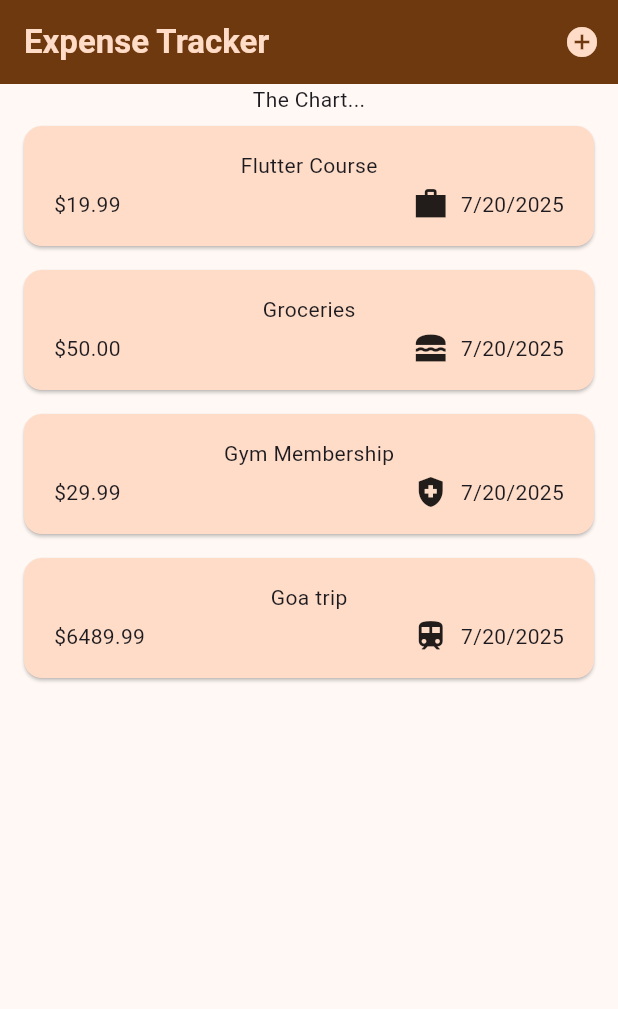
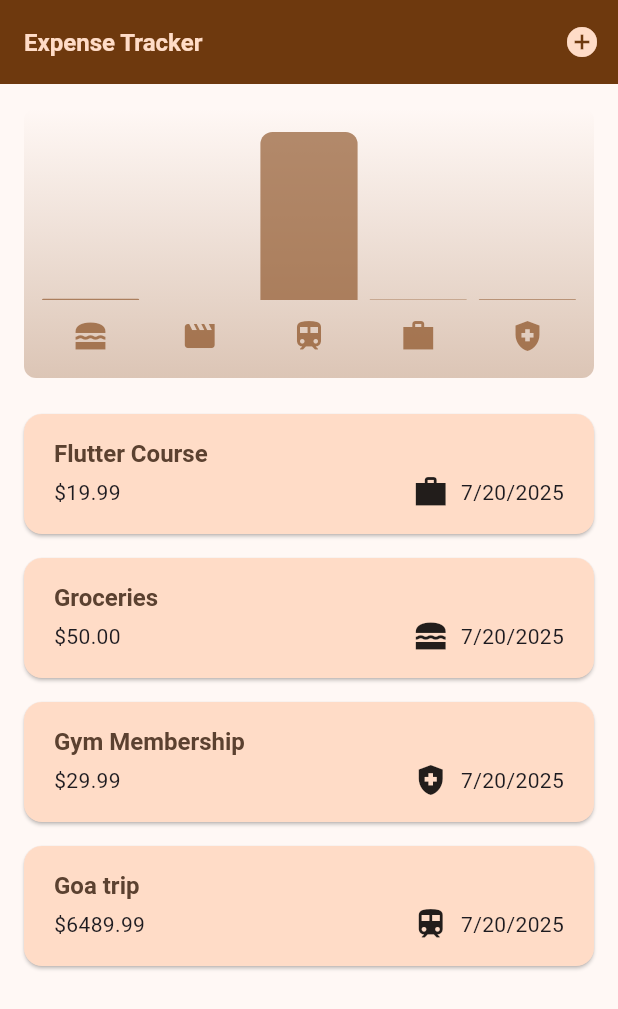
Before and after one commit to lalit-kr2/expense-tracker, a Flutter app: the screen it shows after launch, on a phone screen of 412 x 824 dp. Shown: the top 1009 px of the screen. Run offline on Flutter 3.47's test engine with Material 3 defaults, Android fonts, the phone set to English and light mode, and no system bars.

Commit message:
add chart and dark mode theme

```diff
--- a/lib/main.dart
+++ b/lib/main.dart
@@ -5,8 +5,23 @@ var kColorScheme = ColorScheme.fromSeed(
   seedColor: const Color.fromARGB(255, 83, 55, 36),
 );
 
+var kDarkColorScheme = ColorScheme.fromSeed(
+    seedColor: Color.fromARGB(255, 238, 130, 6), brightness: Brightness.dark);
+
 void main() {
   runApp(MaterialApp(
+    darkTheme: ThemeData.dark().copyWith(
+        colorScheme: kDarkColorScheme,
+        cardTheme: CardThemeData().copyWith(
+          color: kDarkColorScheme.secondaryContainer,
+          margin: const EdgeInsets.symmetric(horizontal: 16, vertical: 8),
+        ),
+        elevatedButtonTheme: ElevatedButtonThemeData(
+          style: ElevatedButton.styleFrom(
+            backgroundColor: kDarkColorScheme.primaryContainer,
+            foregroundColor: kDarkColorScheme.onPrimaryContainer,
+          ),
+        )),
     theme: ThemeData(
       colorScheme: kColorScheme,
       appBarTheme: const AppBarTheme().copyWith(
@@ -24,13 +39,14 @@ void main() {
         ),
       ),
       textTheme: ThemeData().textTheme.copyWith(
-        titleLarge: TextStyle(
-          fontWeight: FontWeight.bold,
-          color: kColorScheme.onSecondaryContainer,
-        ),
-      ),
+            titleLarge: TextStyle(
+                fontWeight: FontWeight.bold,
+                color: kColorScheme.onSecondaryContainer,
+                fontSize: 16),
+          ),
       useMaterial3: true,
     ),
+    themeMode: ThemeMode.system,
     home: Expenses(),
   ));
 }
--- a/lib/models/expense.dart
+++ b/lib/models/expense.dart
@@ -33,3 +33,25 @@ class Expense {
     return formatter.format(date);
   }
 }
+
+class ExpenseBucket {
+  const ExpenseBucket(this.category, this.expenses);
+
+  ExpenseBucket.forCategory(List<Expense> allExpenses, this.category)
+      : expenses = allExpenses
+            .where((expense) => expense.category == category)
+            .toList();
+
+  final Category category;
+  final List<Expense> expenses;
+
+  double get totalExpenses {
+    double sum = 0;
+
+    for (final expense in expenses) {
+      sum += expense.amount;
+    }
+
+    return sum;
+  }
+}
--- /dev/null
+++ b/lib/widgets/chart/chart.dart
@@ -0,0 +1,96 @@
+import 'package:flutter/material.dart';
+
+import 'package:expense_tracker/widgets/chart/chart_bar.dart';
+import 'package:expense_tracker/models/expense.dart';
+
+class Chart extends StatelessWidget {
+  const Chart({super.key, required this.expenses});
+
+  final List<Expense> expenses;
+
+  List<ExpenseBucket> get buckets {
+    return [
+      ExpenseBucket.forCategory(expenses, Category.food),
+      ExpenseBucket.forCategory(expenses, Category.leisure),
+      ExpenseBucket.forCategory(expenses, Category.travel),
+      ExpenseBucket.forCategory(expenses, Category.work),
+      ExpenseBucket.forCategory(expenses, Category.health),
+    ];
+  }
+
+  double get maxTotalExpense {
+    double maxTotalExpense = 0;
+
+    for (final bucket in buckets) {
+      if (bucket.totalExpenses > maxTotalExpense) {
+        maxTotalExpense = bucket.totalExpenses;
+      }
+    }
+
+    return maxTotalExpense;
+  }
+
+  @override
+  Widget build(BuildContext context) {
+    final isDarkMode =
+        MediaQuery.of(context).platformBrightness == Brightness.dark;
+    return Container(
+      margin: const EdgeInsets.all(16),
+      padding: const EdgeInsets.symmetric(
+        vertical: 16,
+        horizontal: 8,
+      ),
+      width: double.infinity,
+      height: 180,
+      decoration: BoxDecoration(
+        borderRadius: BorderRadius.circular(8),
+        gradient: LinearGradient(
+          colors: [
+            Theme.of(context).colorScheme.primary.withValues(alpha: .3),
+            Theme.of(context).colorScheme.primary.withValues(alpha: .0)
+          ],
+          begin: Alignment.bottomCenter,
+          end: Alignment.topCenter,
+        ),
+      ),
+      child: Column(
+        children: [
+          Expanded(
+            child: Row(
+              crossAxisAlignment: CrossAxisAlignment.end,
+              children: [
+                for (final bucket in buckets) // alternative to map()
+                  ChartBar(
+                    fill: bucket.totalExpenses == 0
+                        ? 0
+                        : bucket.totalExpenses / maxTotalExpense,
+                  )
+              ],
+            ),
+          ),
+          const SizedBox(height: 12),
+          Row(
+            children: buckets
+                .map(
+                  (bucket) => Expanded(
+                    child: Padding(
+                      padding: const EdgeInsets.symmetric(horizontal: 4),
+                      child: Icon(
+                        categoryIcons[bucket.category],
+                        color: isDarkMode
+                            ? Theme.of(context).colorScheme.secondary
+                            : Theme.of(context)
+                                .colorScheme
+                                .primary
+                                .withOpacity(0.7),
+                      ),
+                    ),
+                  ),
+                )
+                .toList(),
+          )
+        ],
+      ),
+    );
+  }
+}
--- /dev/null
+++ b/lib/widgets/chart/chart_bar.dart
@@ -0,0 +1,34 @@
+import 'package:flutter/material.dart';
+
+class ChartBar extends StatelessWidget {
+  const ChartBar({
+    super.key,
+    required this.fill,
+  });
+
+  final double fill;
+
+  @override
+  Widget build(BuildContext context) {
+    final isDarkMode =
+        MediaQuery.of(context).platformBrightness == Brightness.dark;
+    return Expanded(
+      child: Padding(
+        padding: const EdgeInsets.symmetric(horizontal: 4),
+        child: FractionallySizedBox(
+          heightFactor: fill,
+          child: DecoratedBox(
+            decoration: BoxDecoration(
+              shape: BoxShape.rectangle,
+              borderRadius:
+                  const BorderRadius.vertical(top: Radius.circular(8)),
+              color: isDarkMode
+                  ? Theme.of(context).colorScheme.secondary
+                  : Theme.of(context).colorScheme.primary.withOpacity(0.65),
+            ),
+          ),
+        ),
+      ),
+    );
+  }
+}
--- a/lib/widgets/expenses.dart
+++ b/lib/widgets/expenses.dart
@@ -1,3 +1,4 @@
+import 'package:expense_tracker/widgets/chart/chart.dart';
 import 'package:expense_tracker/widgets/expenses_list/expenses_list.dart';
 import 'package:expense_tracker/models/expense.dart';
 import 'package:expense_tracker/widgets/new_expense.dart';
@@ -63,14 +64,15 @@ class _ExpensesState extends State<Expenses> {
     ScaffoldMessenger.of(context).clearSnackBars(); // Clear previous snack bars
     // Show a snackbar with an undo option
     ScaffoldMessenger.of(context).showSnackBar(SnackBar(
-      content: Text("Expense deleted!"),
-      duration: Duration(seconds: 5),
-      action: SnackBarAction(label: "Undo", onPressed: () {
-        setState(() {
-          _registeredExpenses.insert(expenseIndex, expense);
-        });
-      })
-    ));
+        content: Text("Expense deleted!"),
+        duration: Duration(seconds: 5),
+        action: SnackBarAction(
+            label: "Undo",
+            onPressed: () {
+              setState(() {
+                _registeredExpenses.insert(expenseIndex, expense);
+              });
+            })));
   }
 
   @override
@@ -95,7 +97,7 @@ class _ExpensesState extends State<Expenses> {
       ),
       body: Column(
         children: [
-          Text("The Chart..."),
+          Chart(expenses: _registeredExpenses),
           Expanded(child: mainContent),
         ],
       ),
--- a/lib/widgets/expenses_list/expenses_items.dart
+++ b/lib/widgets/expenses_list/expenses_items.dart
@@ -12,8 +12,12 @@ class ExpenseItem extends StatelessWidget {
       child: Padding(
         padding: const EdgeInsets.symmetric(horizontal: 20, vertical: 16),
         child: Column(
+          crossAxisAlignment: CrossAxisAlignment.start,
           children: [
-            Text(expense.title),
+            Text(
+              expense.title,
+              style: Theme.of(context).textTheme.titleLarge,
+            ),
             SizedBox(height: 4),
             Row(
               children: [
--- a/lib/widgets/expenses_list/expenses_list.dart
+++ b/lib/widgets/expenses_list/expenses_list.dart
@@ -13,6 +13,10 @@ class ExpensesList extends StatelessWidget {
     return ListView.builder(
         itemCount: expenses.length,
         itemBuilder: (ctx, index) => Dismissible(
+            background: Container(
+              color: Theme.of(context).colorScheme.error.withValues(alpha: 0.7),
+              margin: EdgeInsets.symmetric(horizontal: 16),
+            ),
             key: ValueKey(ExpenseItem(expenses[index])),
             onDismissed: (direction) => {
                   onRemoveExpense!(expenses[index]),
```
